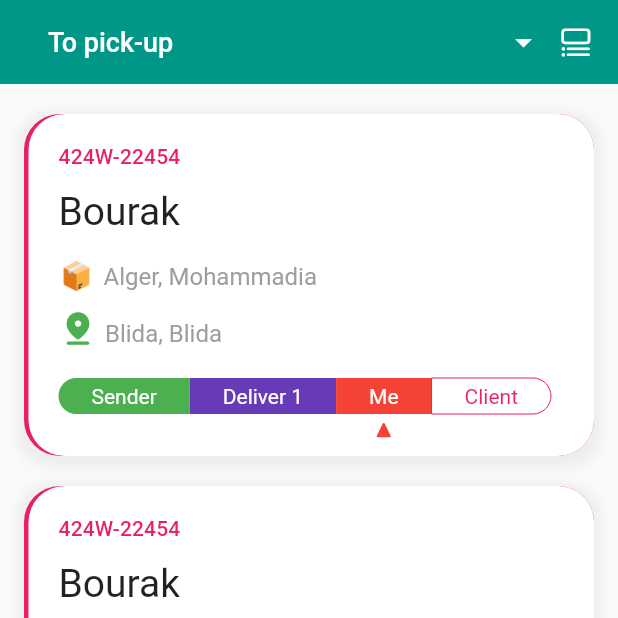
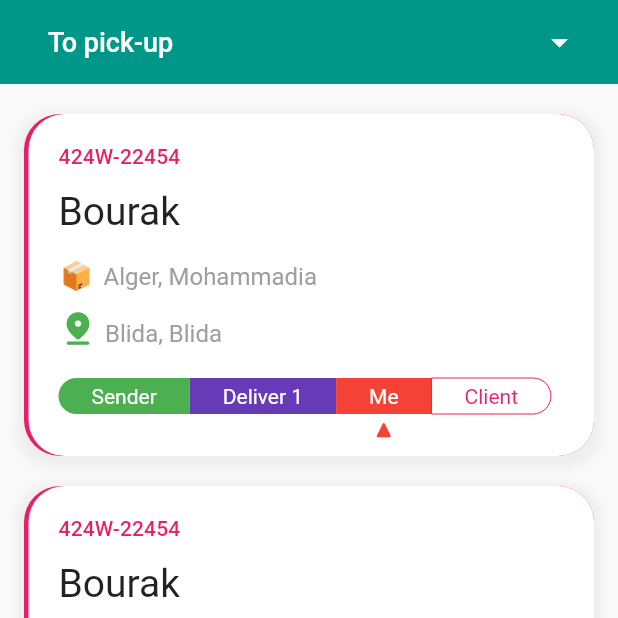
Before and after one commit to DG-Tarek/WeeWee-Delivery, a Flutter app: the DeliverMainScreen screen opened directly, on a phone screen of 412 x 824 dp, the top half of it. Run offline on Flutter 3.47's test engine with Material 2 defaults, Android fonts, the phone set to English and light mode, and no system bars; drawn by our look-alikes of salomon_bottom_bar; our stand-ins replace animated_text_kit, dropdown_button2, flutter_datetime_picker, flutter_screenutil, smooth_page_indicator.

Commit message:
deliver side, packages screen

```diff
--- a/lib/src/deliver/list_screen/packages_screen.dart
+++ b/lib/src/deliver/list_screen/packages_screen.dart
@@ -17,7 +17,6 @@ class _PackagesListState extends State<PackagesList> {
   @override
   Widget build(BuildContext context) {
     return CustomScrollView(
-
       slivers: [
         SliverAppBar(
           backgroundColor: Colors.teal,
@@ -79,14 +78,14 @@ class _PackagesListState extends State<PackagesList> {
                   ),
                 ),
               )),
-              Icon(CupertinoIcons.list_bullet_below_rectangle)
+              //Icon(CupertinoIcons.list_number)
             ],
           ),
         ),
         SliverList(
             delegate: SliverChildBuilderDelegate(
                 (context,index){
-                  return index == 0 ? SizedBox(height: 20,): PackageItem();
+                  return index == 0 ? const SizedBox(height: 20,): PackageItem();
                 },
               childCount: 5
             ))
```
